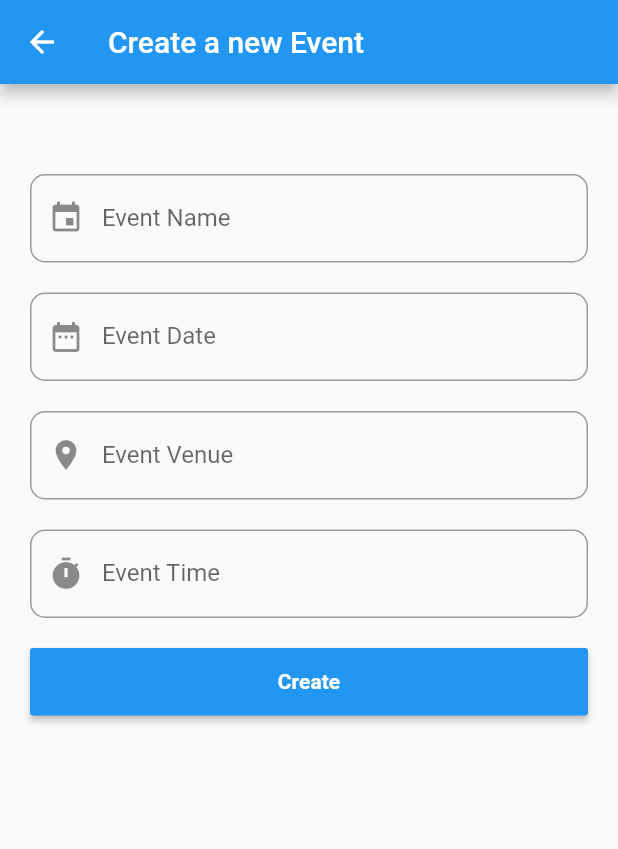
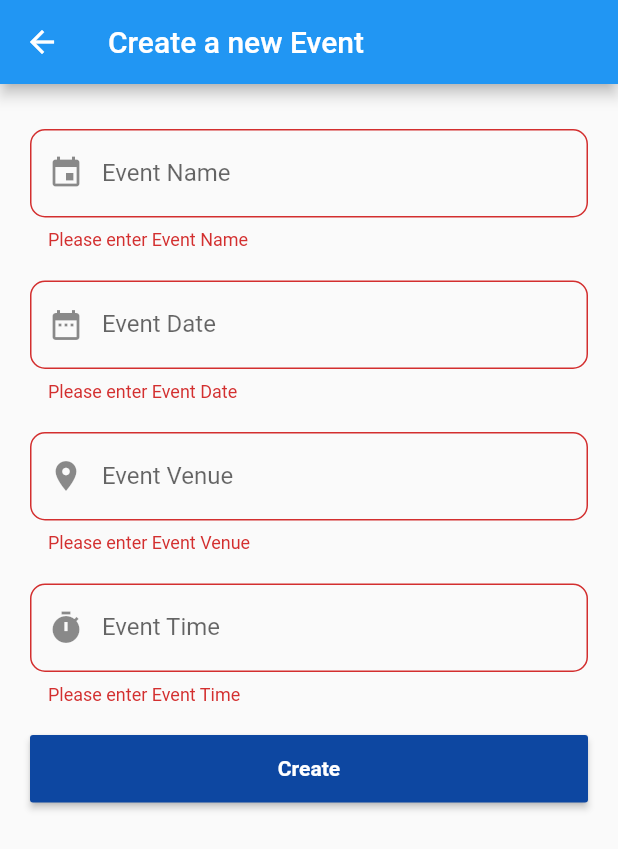
Before and after one commit to xaugat/fyp_flutter, a Flutter app: the EventCreates screen opened directly, on a phone screen of 412 x 824 dp. Shown: the top 849 px of the screen. Run offline on Flutter 3.47's test engine with Material 2 defaults, Android fonts, the light colour scheme and no system bars; our stand-ins replace shared_preferences; accounts and stored records are empty; network calls fail.

Commit message:
commited after phone dialer

```diff
--- a/lib/alumnilist.dart
+++ b/lib/alumnilist.dart
@@ -72,7 +72,7 @@ class _AlumniListState extends State<AlumniList> {
   @override
   Widget build(BuildContext context) {
     return Scaffold(
-      appBar: AppBar(title: Text('List of Alumni'),
+      appBar: AppBar(title: Text('List of Users'),
       actions: <Widget>[
         Padding(
           padding: const EdgeInsets.all(12.0),
@@ -134,6 +134,7 @@ class _AlumniListState extends State<AlumniList> {
                               Text("${userData[index]["email"]}"),
                               Text("${userData[index]["Job"]}",style: TextStyle(color:Colors.white),),
                               Text("${userData[index]["Address"]}",style: TextStyle(color:Colors.white),),
+                              Text("${userData[index]["Phone"]}",style: TextStyle(color:Colors.white),),
                               Text("${userData[index]["Achievements"]}",style: TextStyle(color:Colors.white),),
                             ],
                           ),
@@ -151,7 +152,7 @@ class _AlumniListState extends State<AlumniList> {
                                Navigator.push(
                               context,
                               MaterialPageRoute(
-                                  builder: (context) => Userprofile(userData[index]['name'], userData[index]['email'], userData[index]["role"]["name"], userData[index]['Address'], userData[index]['Job'], userData[index]['Achievements']
+                                  builder: (context) => Userprofile(userData[index]['name'], userData[index]['email'], userData[index]["role"]["name"], userData[index]['Address'], userData[index]['Phone'], userData[index]['Job'], userData[index]['Achievements']
                                       )),
                             );
                           },
--- a/lib/createEvent.dart
+++ b/lib/createEvent.dart
@@ -33,6 +33,7 @@ class _EventCreatesState extends State<EventCreates> {
       resizeToAvoidBottomPadding: false,
       appBar: AppBar(
         title: Text('Create a new Event'),
+
       ),
       body: Container(
           child: Column(children: <Widget>[
@@ -45,9 +46,16 @@ class _EventCreatesState extends State<EventCreates> {
             child: Column(
               children: <Widget>[
                 SizedBox(
-                  height: 40,
+                  height: 10,
                 ),
                 TextFormField(
+                 validator: (value) {
+                          if (value.isEmpty) {
+                            return 'Please enter Event Name';
+                          } else {
+                            return null;
+                          }
+                        },
 
                   controller: eventNameController,
                   keyboardType: TextInputType.text,
@@ -61,6 +69,13 @@ class _EventCreatesState extends State<EventCreates> {
                   height: 20,
                 ),
                 TextFormField(
+                  validator: (value) {
+                          if (value.isEmpty) {
+                            return 'Please enter Event Date';
+                          } else {
+                            return null;
+                          }
+                        },
                   controller: eventDateController,
                   keyboardType: TextInputType.text,
                   decoration: InputDecoration(
@@ -73,6 +88,13 @@ class _EventCreatesState extends State<EventCreates> {
                   height: 20,
                 ),
                 TextFormField(
+                  validator: (value) {
+                          if (value.isEmpty) {
+                            return 'Please enter Event Venue';
+                          } else {
+                            return null;
+                          }
+                        },
                   controller: eventVenueController,
                   keyboardType: TextInputType.text,
                   decoration: InputDecoration(
@@ -85,6 +107,13 @@ class _EventCreatesState extends State<EventCreates> {
                   height: 20,
                 ),
                  TextFormField(
+                   validator: (value) {
+                          if (value.isEmpty) {
+                            return 'Please enter Event Time';
+                          } else {
+                            return null;
+                          }
+                        },
                   controller: eventTimeController,
                   keyboardType: TextInputType.text,
                   decoration: InputDecoration(
@@ -102,7 +131,7 @@ class _EventCreatesState extends State<EventCreates> {
                   decoration:
                       BoxDecoration(borderRadius: BorderRadius.circular(30.0)),
                   child: RaisedButton(
-                    color: Colors.blue,
+                    color: Colors.blue[900],
                     onPressed: () {
                       createEvnt();
                     },
--- a/lib/homepage.dart
+++ b/lib/homepage.dart
@@ -175,7 +175,7 @@ class _HomePageState extends State<HomePage> {
                   children: <Widget>[
                     Card(
                       child: Padding(
-                        padding: EdgeInsets.only(left: 2, right: 6),
+                        padding: EdgeInsets.only(left: 2, right: 4),
                         child: ListTile(
                           leading: Icon(Icons.event_available,size: 50,color: Colors.blue[900],),
                           title: Text(data[index]['event_name'],style: TextStyle(fontWeight: FontWeight.bold),),
@@ -184,7 +184,7 @@ class _HomePageState extends State<HomePage> {
 
 
                               Text(data[index]['event_date']),
-                              SizedBox(width: 10,),
+                              SizedBox(width: 5,),
                               Text(data[index]['event_time']),
                             ],
                           ),
--- a/pubspec.yaml
+++ b/pubspec.yaml
@@ -29,6 +29,7 @@ dependencies:
   http:
   url:
   shared_preferences:
+  url_launcher:
 
 
 
```
Also changed, not shown: lib/userprofile.dart (+77 -9 lines), pubspec.lock, 1 other file.
